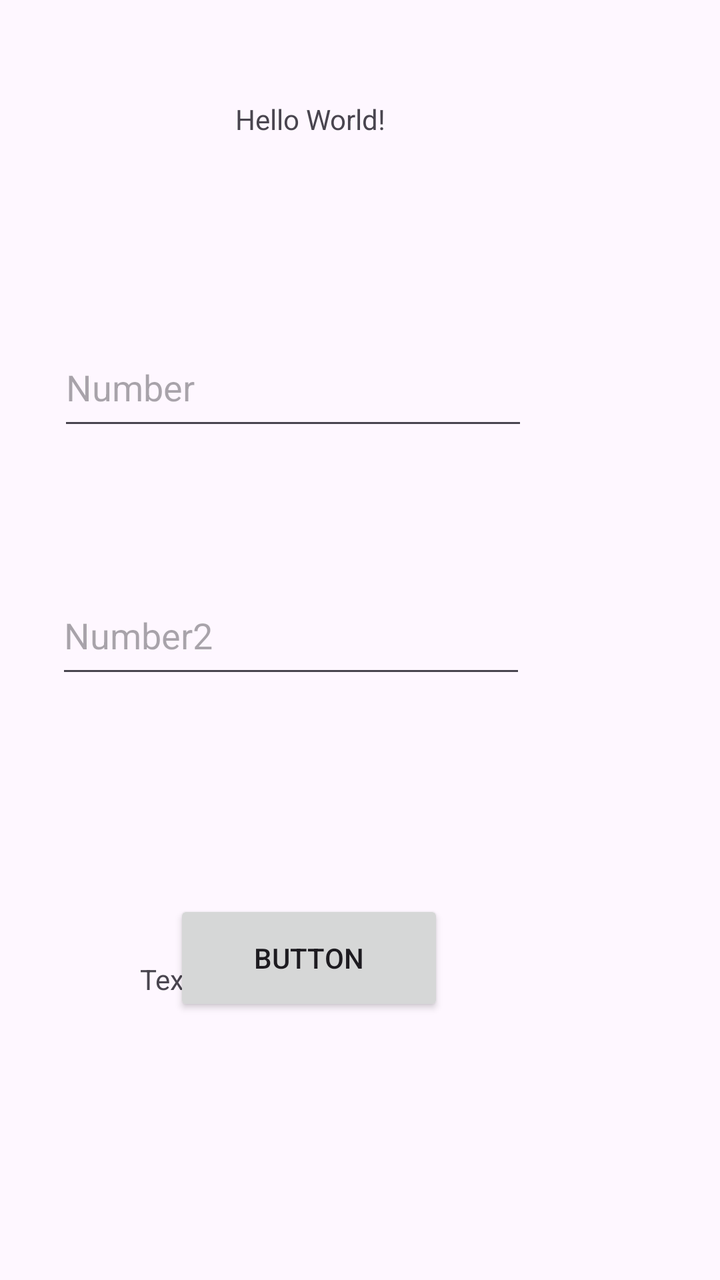
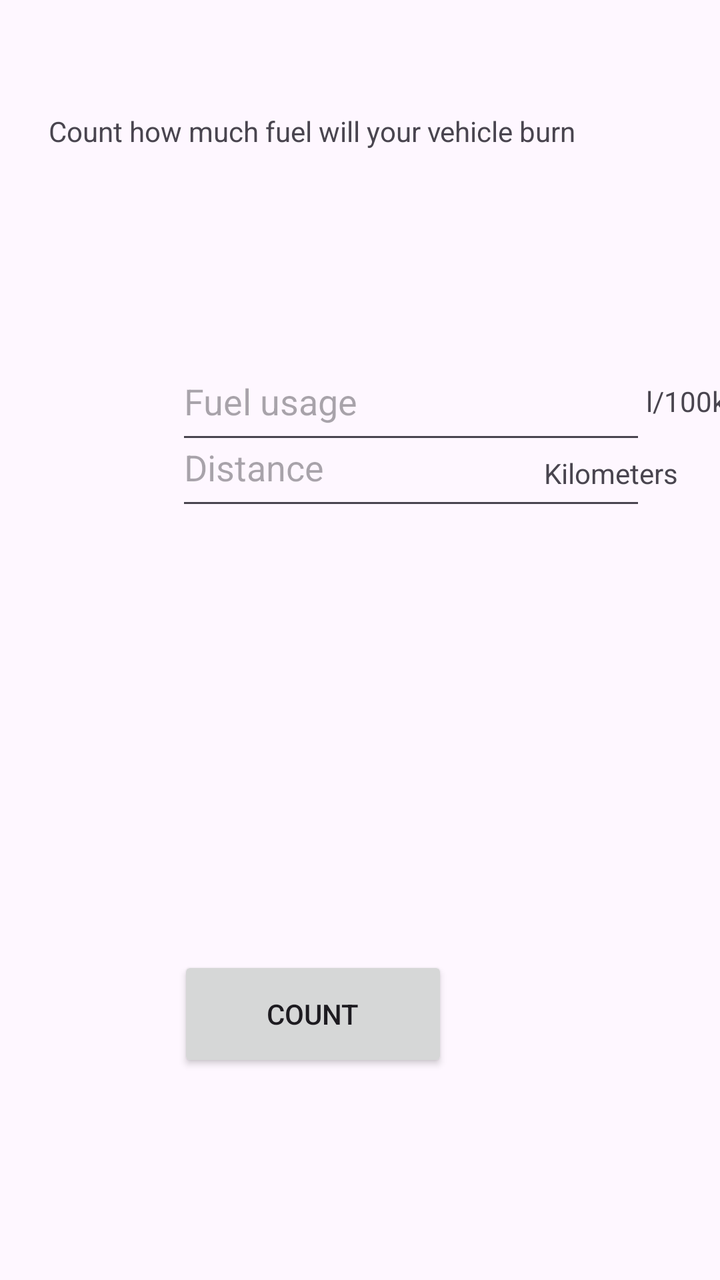

Compare the two renders of this Android layout. The source of the first and the diff that turns it into the second are given below.
<!-- AndroidManifest.xml: application theme Theme.AnApp -->
<!-- res/layout/activity_main.xml -->
<?xml version="1.0" encoding="utf-8"?>
<androidx.constraintlayout.widget.ConstraintLayout xmlns:android="http://schemas.android.com/apk/res/android"
    xmlns:app="http://schemas.android.com/apk/res-auto"
    xmlns:tools="http://schemas.android.com/tools"
    android:layout_width="match_parent"
    android:layout_height="match_parent"
    tools:context=".MainActivity">

    <TextView
        android:id="@+id/textView2"
        android:layout_width="wrap_content"
        android:layout_height="wrap_content"
        android:layout_marginTop="50dp"
        android:layout_marginEnd="167dp"
        android:layout_marginRight="167dp"
        android:text="Hello World!"
        app:layout_constraintEnd_toEndOf="parent"
        app:layout_constraintTop_toTopOf="parent" />

    <EditText
        android:id="@+id/editTextNumber1"
        android:layout_width="235dp"
        android:layout_height="56dp"
        android:layout_marginTop="95dp"
        android:layout_marginEnd="96dp"
        android:layout_marginRight="96dp"
        android:ems="10"
        android:hint="@string/first_number"
        android:inputType="number"
        app:layout_constraintEnd_toEndOf="parent"
        app:layout_constraintTop_toBottomOf="@+id/textView2" />

    <Button
        android:id="@+id/button2"
        android:layout_width="135dp"
        android:layout_height="58dp"
        android:layout_marginEnd="138dp"
        android:layout_marginRight="138dp"
        android:layout_marginBottom="132dp"
        android:text="Button"
        android:onClick="button1Clicked"
        app:layout_constraintBottom_toBottomOf="parent"
        app:layout_constraintEnd_toEndOf="parent" />

    <TextView
        android:id="@+id/textView"
        android:layout_width="168dp"
        android:layout_height="34dp"
        android:layout_marginTop="136dp"
        android:layout_marginEnd="122dp"
        android:layout_marginRight="122dp"
        android:text="TextView"
        app:layout_constraintEnd_toEndOf="parent"
        app:layout_constraintTop_toBottomOf="@+id/editTextNumber2" />

    <EditText
        android:id="@+id/editTextNumber2"
        android:layout_width="235dp"
        android:layout_height="56dp"
        android:layout_marginTop="68dp"
        android:layout_marginEnd="97dp"
        android:layout_marginRight="97dp"
        android:ems="10"
        android:hint="@string/second_number"
        android:inputType="number"
        app:layout_constraintEnd_toEndOf="parent"
        app:layout_constraintTop_toBottomOf="@+id/editTextNumber1" />

</androidx.constraintlayout.widget.ConstraintLayout>
<!-- resources referenced by this layout -->
<resources>
  <string name="first_number">Number</string>
  <string name="second_number">Number2</string>
  <style name="Theme.AnApp" parent="Base.Theme.AnApp" />
  <style name="Base.Theme.AnApp" parent="Theme.Material3.DayNight.NoActionBar">
          
          
      </style>
</resources>

<!-- the commit's change to res/layout/activity_main.xml (unified diff, before → after) -->
@@ -10,10 +10,10 @@
         android:id="@+id/textView2"
         android:layout_width="wrap_content"
         android:layout_height="wrap_content"
-        android:layout_marginTop="50dp"
-        android:layout_marginEnd="167dp"
-        android:layout_marginRight="167dp"
-        android:text="Hello World!"
+        android:layout_marginTop="56dp"
+        android:layout_marginEnd="72dp"
+        android:layout_marginRight="72dp"
+        android:text="@string/top_text"
         app:layout_constraintEnd_toEndOf="parent"
         app:layout_constraintTop_toTopOf="parent" />
 
@@ -21,35 +21,36 @@
         android:id="@+id/editTextNumber1"
         android:layout_width="235dp"
         android:layout_height="56dp"
-        android:layout_marginTop="95dp"
-        android:layout_marginEnd="96dp"
-        android:layout_marginRight="96dp"
+        android:layout_marginStart="88dp"
+        android:layout_marginLeft="88dp"
+        android:layout_marginTop="96dp"
         android:ems="10"
         android:hint="@string/first_number"
         android:inputType="number"
-        app:layout_constraintEnd_toEndOf="parent"
+        app:layout_constraintStart_toStartOf="parent"
         app:layout_constraintTop_toBottomOf="@+id/textView2" />
 
     <Button
         android:id="@+id/button2"
         android:layout_width="135dp"
         android:layout_height="58dp"
-        android:layout_marginEnd="138dp"
-        android:layout_marginRight="138dp"
-        android:layout_marginBottom="132dp"
-        android:text="Button"
+        android:layout_marginEnd="136dp"
+        android:layout_marginRight="136dp"
+        android:layout_marginBottom="104dp"
         android:onClick="button1Clicked"
+        android:text="@string/submit"
         app:layout_constraintBottom_toBottomOf="parent"
         app:layout_constraintEnd_toEndOf="parent" />
 
     <TextView
         android:id="@+id/textView"
+        android:visibility="gone"
         android:layout_width="168dp"
         android:layout_height="34dp"
-        android:layout_marginTop="136dp"
-        android:layout_marginEnd="122dp"
-        android:layout_marginRight="122dp"
-        android:text="TextView"
+        android:layout_marginTop="96dp"
+        android:layout_marginEnd="120dp"
+        android:layout_marginRight="120dp"
+        android:text="@string/result"
         app:layout_constraintEnd_toEndOf="parent"
         app:layout_constraintTop_toBottomOf="@+id/editTextNumber2" />
 
@@ -57,13 +58,33 @@
         android:id="@+id/editTextNumber2"
         android:layout_width="235dp"
         android:layout_height="56dp"
-        android:layout_marginTop="68dp"
-        android:layout_marginEnd="97dp"
-        android:layout_marginRight="97dp"
+        android:layout_marginStart="88dp"
+        android:layout_marginLeft="88dp"
+        android:layout_marginBottom="218dp"
         android:ems="10"
         android:hint="@string/second_number"
         android:inputType="number"
-        app:layout_constraintEnd_toEndOf="parent"
-        app:layout_constraintTop_toBottomOf="@+id/editTextNumber1" />
+        app:layout_constraintBottom_toTopOf="@+id/button2"
+        app:layout_constraintStart_toStartOf="parent" />
+
+    <TextView
+        android:id="@+id/liters"
+        android:layout_width="60dp"
+        android:layout_height="36dp"
+        android:layout_marginTop="116dp"
+        android:text="@string/liters"
+        app:layout_constraintStart_toEndOf="@+id/editTextNumber1"
+        app:layout_constraintTop_toBottomOf="@+id/textView2" />
+
+    <TextView
+        android:id="@+id/kilometers"
+        android:layout_width="83dp"
+        android:layout_height="34dp"
+        android:layout_marginEnd="5dp"
+        android:layout_marginRight="5dp"
+        android:layout_marginBottom="379dp"
+        android:text="@string/kilometers"
+        app:layout_constraintBottom_toBottomOf="parent"
+        app:layout_constraintEnd_toEndOf="parent" />
 
 </androidx.constraintlayout.widget.ConstraintLayout>
<!-- resource entries referenced after the edit -->
@@ -1,7 +1,12 @@
 <!-- resources referenced by this layout -->
 <resources>
-  <string name="first_number">Number</string>
-  <string name="second_number">Number2</string>
+  <string name="first_number">Fuel usage</string>
+  <string name="kilometers">Kilometers</string>
+  <string name="liters" translatable="false">l/100km</string>
+  <string name="result">liters</string>
+  <string name="second_number">Distance</string>
+  <string name="submit">Count</string>
+  <string name="top_text">Count how much fuel will your vehicle burn</string>
   <style name="Theme.AnApp" parent="Base.Theme.AnApp" />
   <style name="Base.Theme.AnApp" parent="Theme.Material3.DayNight.NoActionBar">
           
